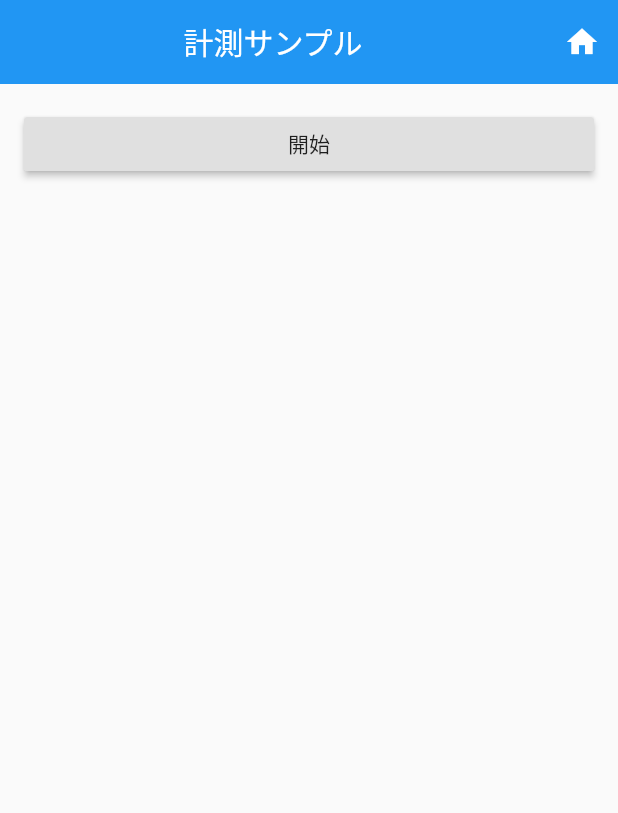
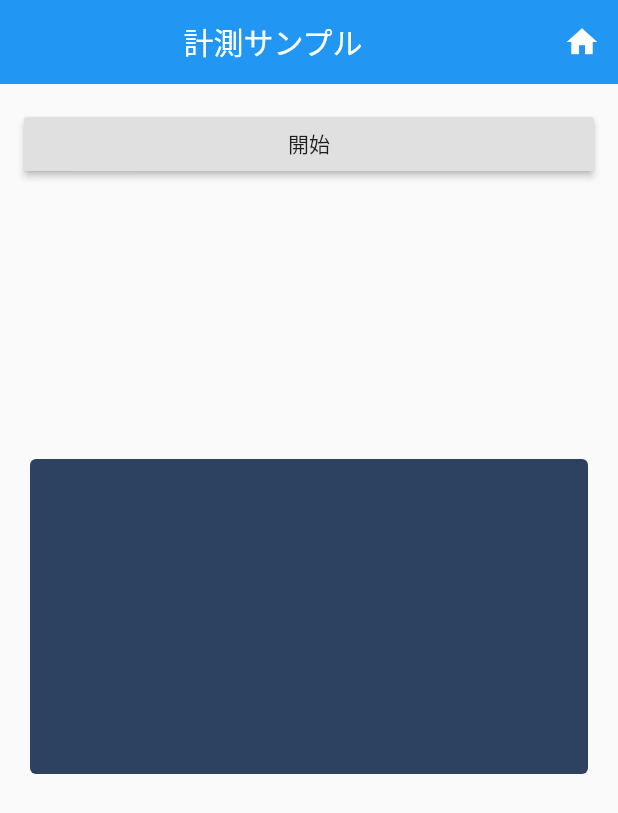
Before and after one commit to 8zca/flutter-stopwatch-demo, a Flutter app: the screen it shows after launch, on a phone screen of 412 x 824 dp. Shown: the top 813 px of the screen. Run offline on Flutter 3.47's test engine with Material 2 defaults, Android fonts, the phone set to English and light mode, and no system bars; drawn by our look-alikes of fl_chart; our stand-ins replace flutter_modular, sqflite; accounts and stored records are empty.

Commit message:
[Add] グラフサンプルを追加

```diff
--- a/lib/main.dart
+++ b/lib/main.dart
@@ -1,7 +1,10 @@
+import 'dart:math';
+
 import 'package:flutter/material.dart';
 import 'package:intl/date_symbol_data_local.dart';
 import 'package:intl/intl.dart';
 import 'package:provider/provider.dart';
+import 'package:fl_chart/fl_chart.dart';
 import 'package:stopwatchdemo/providers/log_provider.dart';
 import 'package:stopwatchdemo/model/log_model.dart';
 
@@ -47,16 +50,13 @@ class _ChildContent extends StatelessWidget {
         ],
         elevation: 0,
       ),
-      body: Padding(
+      body: ListView(
         padding: EdgeInsets.all(16.0),
-        child: Column(
-          crossAxisAlignment: CrossAxisAlignment.stretch,
-          mainAxisAlignment: MainAxisAlignment.center,
-          children: <Widget>[
-            _startOrStopButton(context, doing),
-            _listView(list),
-          ],
-        ),
+        children: <Widget>[
+          _startOrStopButton(context, doing),
+          _listView(list),
+          _graphView(list)
+        ],
       ),
     );
   }
@@ -79,10 +79,11 @@ class _ChildContent extends StatelessWidget {
     );
   }
 
-  Expanded _listView(List<LogModel> list) {
-    return Expanded(
+  Widget _listView(List<LogModel> list) {
+    return Container(
+      height: 150,
       child: ListView.builder(
-        itemCount: list.length,
+        itemCount: min(list.length, 3),
         itemBuilder: (context, index) {
           final item = list[index];
           final formatter = new DateFormat('yyyy/MM/dd HH:mm:ss', 'ja_JP');
@@ -95,4 +96,72 @@ class _ChildContent extends StatelessWidget {
       )
     );
   }
+
+  Widget _graphView(List<LogModel> list) {
+    final barData = list.map((e) {
+      final duration = e.endDt.difference(e.startDt).inSeconds;
+      return BarChartGroupData(
+        x: e.id,
+        barRods: [BarChartRodData(y: duration.toDouble(), color: Colors.lightBlueAccent)],
+        showingTooltipIndicators: [0]
+      );
+    }).toList();
+
+    return Container(
+      height: 250,
+      padding: EdgeInsets.only(
+        top: 32,
+      ),
+      child: Card(
+        elevation: 0,
+        shape: RoundedRectangleBorder(borderRadius: BorderRadius.circular(4)),
+        color: const Color(0xff2c4260),
+        child: BarChart(
+          BarChartData(
+            alignment: BarChartAlignment.spaceAround,
+            maxY: 20,
+            barTouchData: BarTouchData(
+              enabled: false,
+              touchTooltipData: BarTouchTooltipData(
+                tooltipBgColor: Colors.transparent,
+                tooltipPadding: const EdgeInsets.all(0),
+                tooltipBottomMargin: 8,
+                getTooltipItem: (
+                  BarChartGroupData group,
+                  int groupIndex,
+                  BarChartRodData rod,
+                  int rodIndex,
+                ) {
+                  return BarTooltipItem(
+                    rod.y.round().toString(),
+                    TextStyle(
+                      color: Colors.white,
+                      fontWeight: FontWeight.bold,
+                    ),
+                  );
+                },
+              )
+            ),
+            titlesData: FlTitlesData(
+              show: true,
+              bottomTitles: SideTitles(
+                showTitles: true,
+                textStyle: TextStyle(
+                    color: const Color(0xff7589a2), fontWeight: FontWeight.bold, fontSize: 14),
+                margin: 20,
+                getTitles: (double value) {
+                  return value.toString();
+                }
+              ),
+              leftTitles: SideTitles(showTitles: false),
+            ),
+            borderData: FlBorderData(
+              show: false,
+            ),
+            barGroups: barData
+          )
+        )
+      )
+    );
+  }
 }
--- a/pubspec.yaml
+++ b/pubspec.yaml
@@ -28,6 +28,7 @@ dependencies:
   provider:
   flutter_modular:
   intl:
+  fl_chart:
 
   # The following adds the Cupertino Icons font to your application.
   # Use with the CupertinoIcons class for iOS style icons.
```
Also changed, not shown: pubspec.lock.
